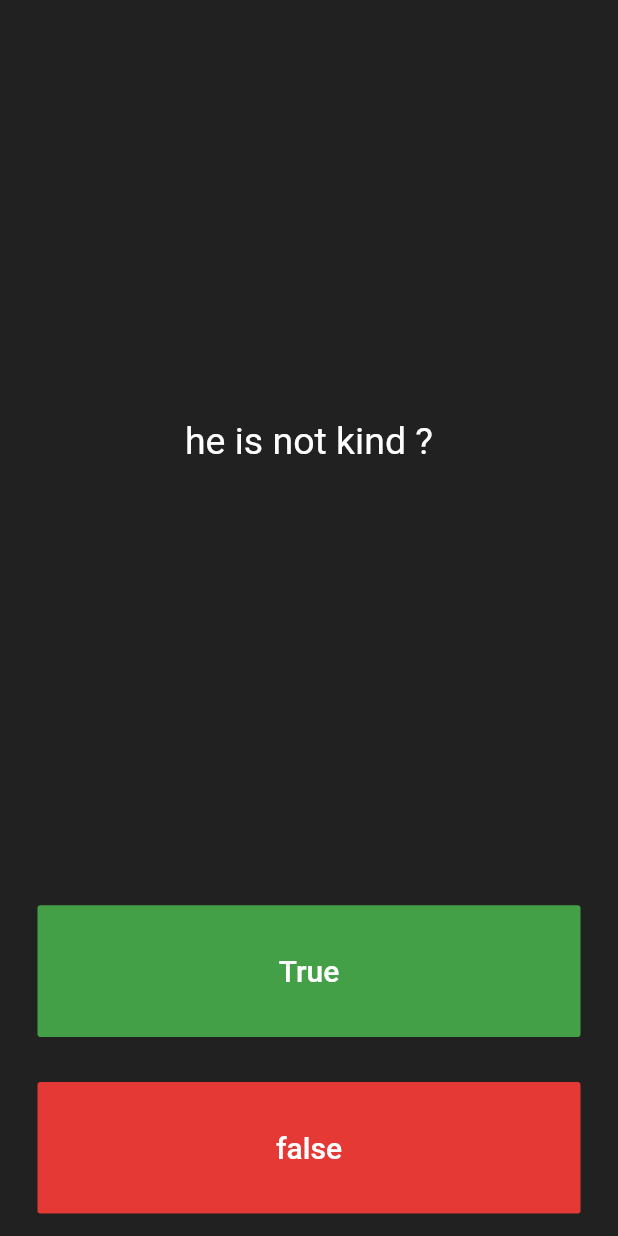
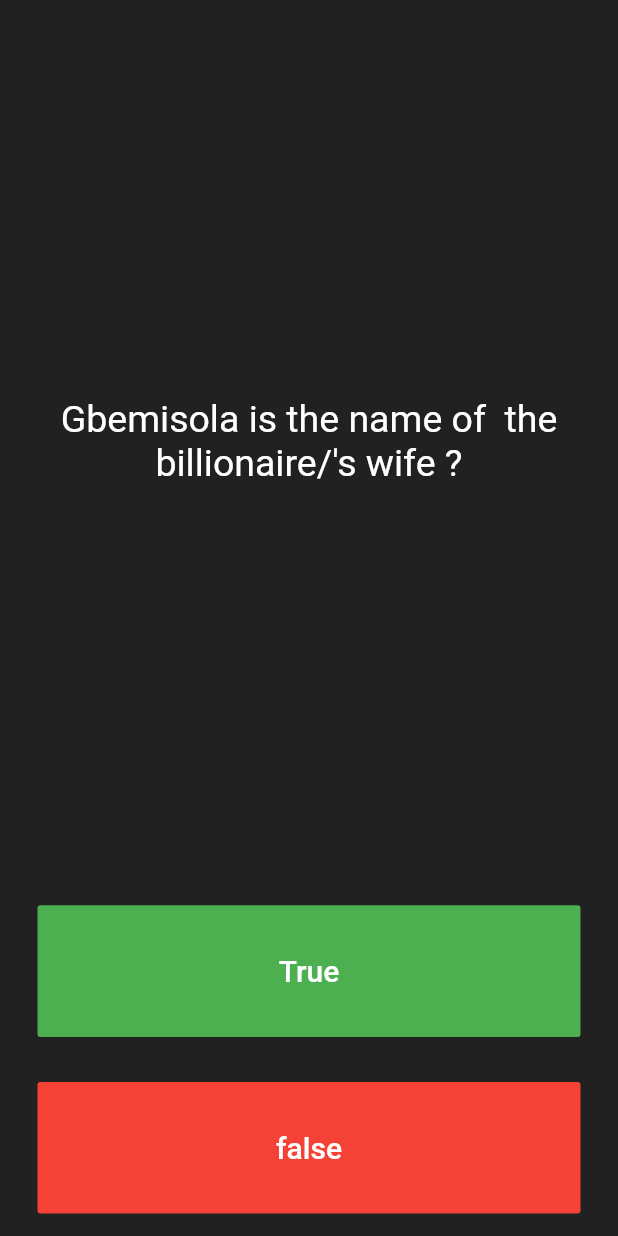
Before and after one commit to FeleAyodeji/quiz_app, a Flutter app: the screen it shows after launch, after a tap on "True", after a tap on "false", on a phone screen of 412 x 824 dp. Run offline on Flutter 3.47's test engine with Material 2 defaults, Android fonts, the phone set to English and light mode, and no system bars.

Commit message:
created a class Question with a constructor in it to receive the questions in string and ans in bool
Signed-off-by: Fele Ayodeji <feledeji@gmail.com>

```diff
--- a/lib/main.dart
+++ b/lib/main.dart
@@ -1,6 +1,9 @@
 import 'package:flutter/material.dart';
 import 'package:flutter/cupertino.dart';
-import 'question.dart';
+import 'quiz_brain.dart';
+
+Quizbrain quizbrain = Quizbrain();
+
 
 void main() => runApp(QuizApp());
 
@@ -29,15 +32,6 @@ class QuizPage extends StatefulWidget {
 class _QuizPageState extends State<QuizPage> {
   List<Icon> scoreKeeper = [];
 
-   List<Question> questionBank = [
-
-  Question(a:"billionaire fele ayodeji has 12cars ?",  q: true ), // a object created from the constructor.
-  Question(a: 'gbemisola is the madam ?',q: true ) ,// a object created from the constructor.
-  Question(a: "he is not kind ?" , q: false) // a object created from the constructor.
-
-   ];
-
-
   int questionNumber = 0;
 
   @override
@@ -52,7 +46,7 @@ class _QuizPageState extends State<QuizPage> {
             padding: EdgeInsets.all(10),
             child: Center(
               child: Text(
-                questionBank[questionNumber].questionText,
+                quizbrain.getQuestionText(),
                 textAlign: TextAlign.center,
                 style: TextStyle(
                   fontSize: 25,
@@ -66,7 +60,7 @@ class _QuizPageState extends State<QuizPage> {
           child: Padding(
             padding: const EdgeInsets.all(15),
             child: FlatButton(
-              color: Colors.green.shade600,
+              color: Colors.green,
               child: Text(
                 "True",
                 style: TextStyle(
@@ -75,7 +69,7 @@ class _QuizPageState extends State<QuizPage> {
                 ),
               ),
               onPressed: (){
-                bool correctAns = questionBank[questionNumber].questionAnswer;
+                bool correctAns = quizbrain.getAnswer();
                 if(correctAns == true){
                   print("user got it right");
                 }
@@ -83,7 +77,7 @@ class _QuizPageState extends State<QuizPage> {
                   print("you got it wrong");
                 }
                 setState(() {
-                  questionNumber++;
+                  quizbrain.nextQuestion();
                 });
               },
             ),
@@ -93,8 +87,7 @@ class _QuizPageState extends State<QuizPage> {
           child: Padding(
             padding: const EdgeInsets.all(15),
             child: FlatButton(
-              color: Colors.red.shade600
-              ,
+              color: Colors.red,
               child: Text(
                 "false",
                 style: TextStyle(
@@ -104,7 +97,7 @@ class _QuizPageState extends State<QuizPage> {
               ),
               onPressed: (){
 
-                bool correctAns = questionBank[questionNumber].questionAnswer;
+                bool correctAns = quizbrain.getAnswer();
                 if(correctAns == false) {
                   print("you are right");
                 }
@@ -112,7 +105,7 @@ class _QuizPageState extends State<QuizPage> {
                   print("you are wrong");
                 }
                 setState(() {
-                  questionNumber++;
+                  quizbrain.nextQuestion();
                 });
               },
             ),
--- /dev/null
+++ b/lib/quiz_brain.dart
@@ -0,0 +1,24 @@
+import 'question.dart';
+
+class Quizbrain {
+  int _questionNumber = 0;
+  List<Question> _questionBank = [
+    Question(a:" The popular billionaire Fele ayodeji has huge a huge garage full of expensive cars and trucks  ?",  q: true ),
+    Question(a: "he is a student of funaab ?" , q: false),
+    Question(a: "Gbemisola is the name of  the billionaire/'s wife ?",q: true ) ,
+    Question(a: "he is a politician ?" , q: false),
+    Question(a: "he own a private jet", q: true),
+    Question(a: "madam gbemisola is so generous", q: true)
+  ];
+  void nextQuestion(){
+    if(_questionNumber < _questionBank.length - 1){
+      _questionNumber++;
+    }
+  }
+  String getQuestionText(){
+    return _questionBank[_questionNumber].questionText;
+  }
+  bool getAnswer(){
+    return _questionBank[_questionNumber].questionAnswer;
+  }
+}
```
